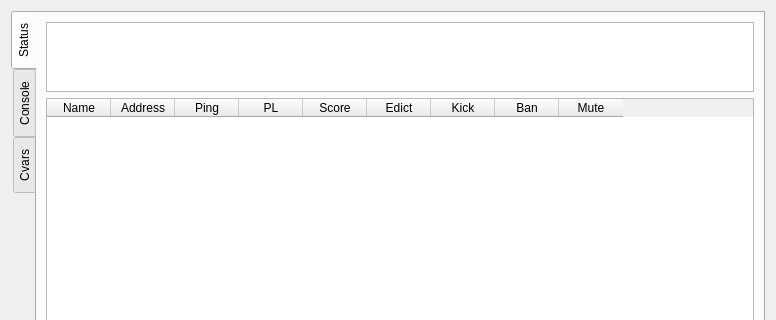
Qt form src/ui/server_widget.ui (jjzhang166/RconGui) before a commit; both pictures show x 0 to 776 and y 0 to 320 of the 776 by 538 pixel window.
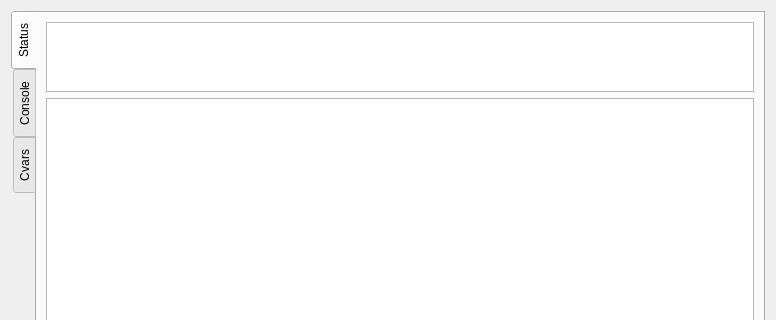
The same form after that commit. Icons and pictures are not drawn. Custom widgets are drawn as their Qt base class.

Commit message: Display players

The edit to the form file:
```diff
--- a/src/ui/server_widget.ui
+++ b/src/ui/server_widget.ui
@@ -51,58 +51,10 @@
           </widget>
          </item>
          <item>
-          <widget class="QTableWidget" name="tableWidget">
-           <attribute name="horizontalHeaderDefaultSectionSize">
-            <number>64</number>
-           </attribute>
+          <widget class="QTableView" name="table_players">
            <attribute name="verticalHeaderVisible">
             <bool>false</bool>
            </attribute>
-           <column>
-            <property name="text">
-             <string>Name</string>
-            </property>
-           </column>
-           <column>
-            <property name="text">
-             <string>Address</string>
-            </property>
-           </column>
-           <column>
-            <property name="text">
-             <string>Ping</string>
-            </property>
-           </column>
-           <column>
-            <property name="text">
-             <string>PL</string>
-            </property>
-           </column>
-           <column>
-            <property name="text">
-             <string>Score</string>
-            </property>
-           </column>
-           <column>
-            <property name="text">
-             <string>Edict</string>
-            </property>
-           </column>
-           <column>
-            <property name="text">
-             <string>Kick</string>
-            </property>
-           </column>
-           <column>
-            <property name="text">
-             <string>Ban</string>
-            </property>
-           </column>
-           <column>
-            <property name="text">
-             <string>Mute</string>
-            </property>
-           </column>
           </widget>
          </item>
         </layout>
```
The commit also changes 8 other files.
